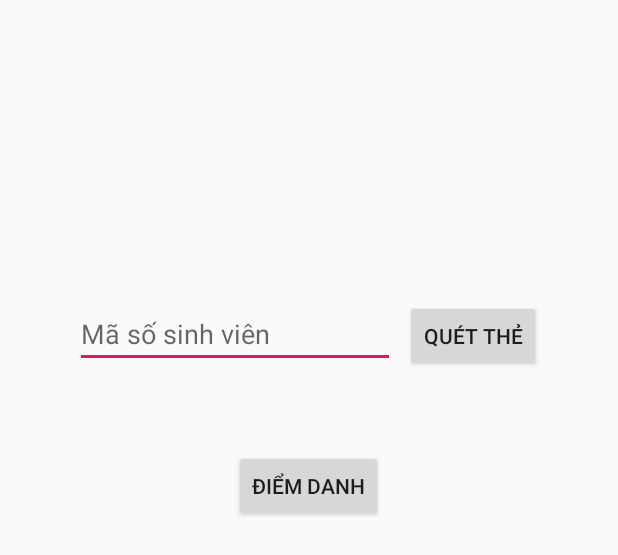
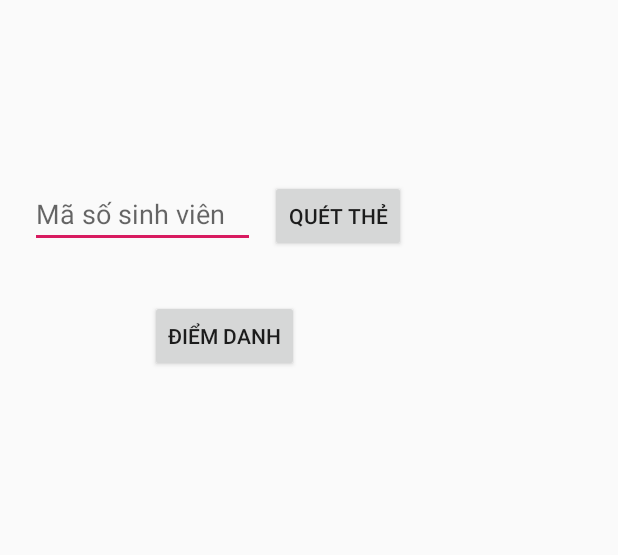
Before and after one commit to dainghia-tran/Activities-Management, an Android app: the layout rollcall_dialog.xml on its own in the app's theme, with its tools: preview values and no code run, on a phone screen of 412 x 824 dp. Shown: the top 555 px of the screen. Run offline under Robolectric (Android 15) with nearby library versions, the phone set to English and light mode, and no system bars.

Commit message:
Roll-call function added and includes button Scan ID

```diff
--- a/app/build.gradle
+++ b/app/build.gradle
@@ -33,4 +33,9 @@ dependencies {
     //noinspection GradleCompatible
     implementation 'com.android.support:design:28.0.0'
     implementation 'com.google.firebase:firebase-database:19.2.1'
+    implementation 'com.google.firebase:firebase-ml-vision:24.0.1'
+    implementation 'com.google.firebase:firebase-ml-vision-barcode-model:16.0.2'
+
+    implementation 'com.karumi:dexter:5.0.0'
+    implementation 'com.otaliastudios:cameraview:1.6.0'
 }
--- a/app/src/main/AndroidManifest.xml
+++ b/app/src/main/AndroidManifest.xml
@@ -3,6 +3,7 @@
         package="com.kennen.activitymanagement">
 
     <uses-permission android:name="android.permission.INTERNET" />
+    <uses-permission android:name="android.permission.CAMERA" />
 
     <application
             android:allowBackup="true"
@@ -11,6 +12,7 @@
             android:roundIcon="@mipmap/ic_launcher_round"
             android:supportsRtl="true"
             android:theme="@style/AppTheme">
+        <activity android:name=".ScanActivity" />
         <activity android:name=".AddActivity" />
         <activity android:name=".DetailedActivity" />
         <activity android:name=".MainActivity">
@@ -20,6 +22,10 @@
                 <category android:name="android.intent.category.LAUNCHER" />
             </intent-filter>
         </activity>
+
+        <meta-data
+                android:name="com.google.firebase.ml.vision.DEPENDENCIES"
+                android:value="barcode" />
     </application>
 
 </manifest>
--- a/app/src/main/java/com/kennen/activitymanagement/MainActivity.java
+++ b/app/src/main/java/com/kennen/activitymanagement/MainActivity.java
@@ -28,8 +28,8 @@ public class MainActivity extends AppCompatActivity
     List<Activity> activityList = null;
     RecyclerView recyclerView;
     FloatingActionButton addActivity;
-    FirebaseDatabase myDatabase = FirebaseDatabase.getInstance();
-    DatabaseReference myReference = myDatabase.getReference();
+    static FirebaseDatabase myDatabase = FirebaseDatabase.getInstance();
+    static DatabaseReference myReference = myDatabase.getReference();
 
     @Override
     protected void onCreate(Bundle savedInstanceState)
--- a/app/src/main/res/layout/rollcall_dialog.xml
+++ b/app/src/main/res/layout/rollcall_dialog.xml
@@ -1,7 +1,7 @@
 <?xml version="1.0" encoding="utf-8"?>
 <androidx.coordinatorlayout.widget.CoordinatorLayout xmlns:android="http://schemas.android.com/apk/res/android"
-        android:layout_width="match_parent"
-        android:layout_height="match_parent">
+        android:layout_width="300dp"
+        android:layout_height="300dp">
 
     <TextView
             android:id="@+id/tv_name"
@@ -10,29 +10,29 @@
 
     <EditText
             android:id="@+id/edt_mssv"
-            android:layout_width="wrap_content"
+            android:layout_width="150dp"
             android:layout_height="wrap_content"
-            android:layout_marginStart="50dp"
-            android:layout_marginTop="200dp"
+            android:layout_marginStart="20dp"
+            android:layout_marginTop="120dp"
             android:ems="10"
             android:hint="Mã số sinh viên"
             android:inputType="number" />
 
     <Button
+            android:id="@+id/btn_rollcall"
+            android:layout_width="wrap_content"
+            android:layout_height="wrap_content"
+            android:layout_gravity="center_horizontal"
+            android:layout_marginTop="200dp"
+            android:text="Điểm danh" />
+
+    <Button
             android:id="@+id/btn_scan"
             android:layout_width="wrap_content"
             android:layout_height="wrap_content"
-            android:layout_gravity="center_horizontal"
-            android:layout_marginTop="300dp"
-            android:text="Điểm danh" />
 
-    <Button
-            android:id="@+id/btn_rollcall"
-            android:layout_width="wrap_content"
-            android:layout_height="wrap_content"
-
-            android:layout_marginStart="270dp"
-            android:layout_marginTop="200dp"
+            android:layout_marginStart="180dp"
+            android:layout_marginTop="120dp"
             android:text="Quét thẻ" />
 
 </androidx.coordinatorlayout.widget.CoordinatorLayout>
```
Also changed, not shown: app/src/main/java/com/kennen/activitymanagement/DetailedActivity.java (+50 -3 lines), app/src/main/java/com/kennen/activitymanagement/ScanActivity.java (added, +118 -0 lines), app/src/main/res/drawable/rectangle.xml (added, +13 -0 lines), app/src/main/res/layout/activity_scan.xml (added, +20 -0 lines), gradle/wrapper/gradle-wrapper.properties.
